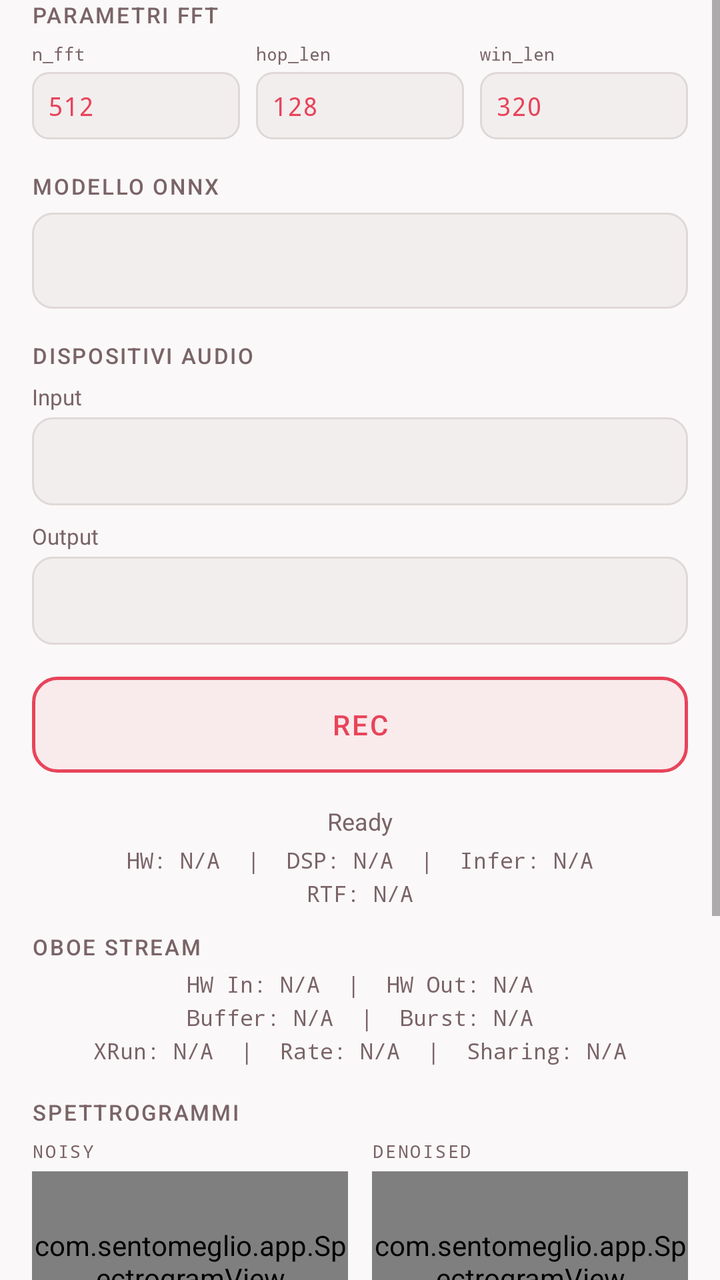
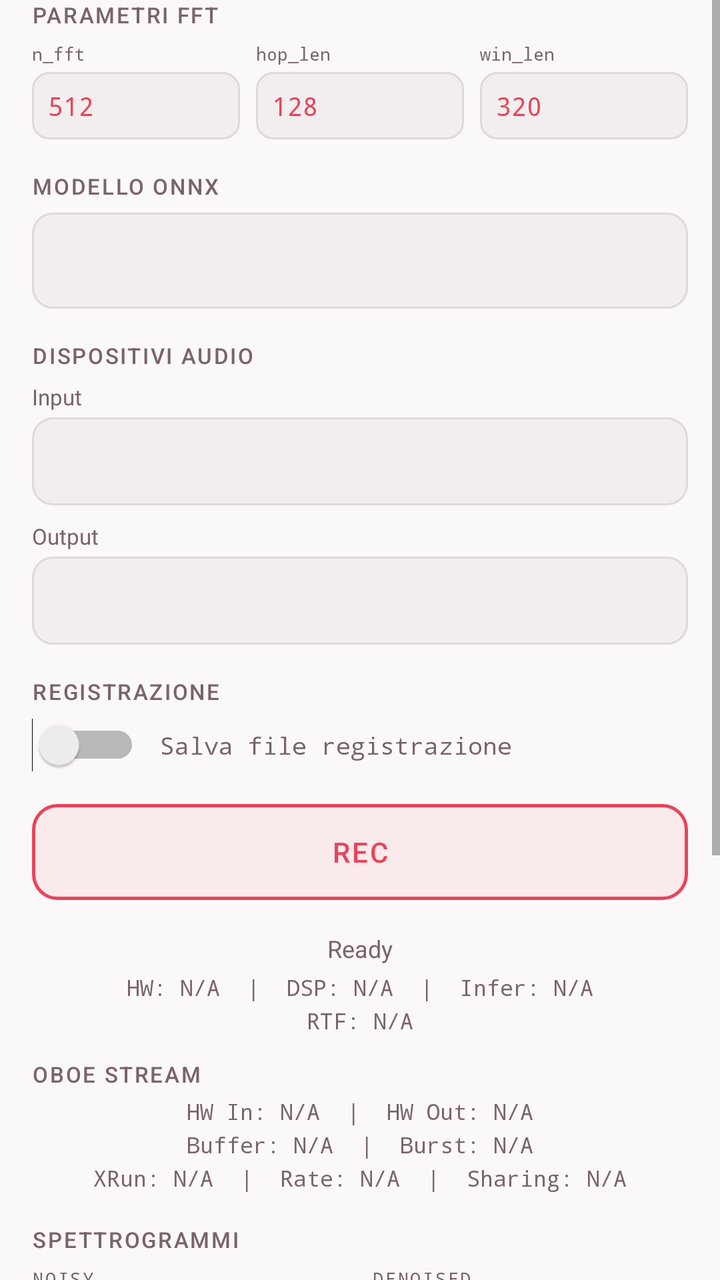

The first picture is an Android layout as it rendered before a commit; the second is the same layout after the commit. The layout source and the unified diff follow.
<!-- AndroidManifest.xml: application theme Theme.SentoMeglio -->
<!-- res/layout/layout_dev.xml -->
<?xml version="1.0" encoding="utf-8"?>
<LinearLayout xmlns:android="http://schemas.android.com/apk/res/android"
    xmlns:app="http://schemas.android.com/apk/res-auto"
    android:layout_width="match_parent"
    android:layout_height="match_parent"
    android:orientation="vertical"
    android:background="@color/colorBg">

    
    <ScrollView
        android:layout_width="match_parent"
        android:layout_height="match_parent"
        android:fillViewport="true">

        <LinearLayout
            android:layout_width="match_parent"
            android:layout_height="wrap_content"
            android:orientation="vertical">

            
            <LinearLayout
                android:layout_width="match_parent"
                android:layout_height="wrap_content"
                android:orientation="vertical"
                android:paddingStart="16dp"
                android:paddingEnd="16dp"
                android:paddingBottom="16dp">

                
                <TextView
                    android:layout_width="wrap_content"
                    android:layout_height="wrap_content"
                    android:text="PARAMETRI FFT"
                    android:textSize="11sp"
                    android:textColor="@color/colorOnSurfaceVar"
                    android:letterSpacing="0.08"
                    android:fontFamily="sans-serif-medium"
                    android:layout_marginBottom="6dp" />

                <LinearLayout
                    android:layout_width="match_parent"
                    android:layout_height="wrap_content"
                    android:orientation="horizontal"
                    android:layout_marginBottom="16dp">

                    <LinearLayout
                        android:layout_width="0dp"
                        android:layout_height="wrap_content"
                        android:layout_weight="1"
                        android:orientation="vertical"
                        android:layout_marginEnd="4dp">
                        <TextView
                            android:layout_width="wrap_content"
                            android:layout_height="wrap_content"
                            android:text="n_fft"
                            android:textSize="9sp"
                            android:fontFamily="monospace"
                            android:textColor="@color/colorOnSurfaceVar"
                            android:layout_marginBottom="3dp" />
                        <EditText
                            android:id="@+id/nFftInput"
                            android:layout_width="match_parent"
                            android:layout_height="wrap_content"
                            android:inputType="number"
                            android:text="512"
                            android:textSize="13sp"
                            android:fontFamily="monospace"
                            android:textColor="@color/colorPrimary"
                            android:textAlignment="center"
                            android:background="@drawable/bg_input_field"
                            android:padding="8dp" />
                    </LinearLayout>

                    <LinearLayout
                        android:layout_width="0dp"
                        android:layout_height="wrap_content"
                        android:layout_weight="1"
                        android:orientation="vertical"
                        android:layout_marginStart="4dp"
                        android:layout_marginEnd="4dp">
                        <TextView
                            android:layout_width="wrap_content"
                            android:layout_height="wrap_content"
                            android:text="hop_len"
                            android:textSize="9sp"
                            android:fontFamily="monospace"
                            android:textColor="@color/colorOnSurfaceVar"
                            android:layout_marginBottom="3dp" />
                        <EditText
                            android:id="@+id/hopLengthInput"
                            android:layout_width="match_parent"
                            android:layout_height="wrap_content"
                            android:inputType="number"
                            android:text="128"
                            android:textSize="13sp"
                            android:fontFamily="monospace"
                            android:textColor="@color/colorPrimary"
                            android:textAlignment="center"
                            android:background="@drawable/bg_input_field"
                            android:padding="8dp" />
                    </LinearLayout>

                    <LinearLayout
                        android:layout_width="0dp"
                        android:layout_height="wrap_content"
                        android:layout_weight="1"
                        android:orientation="vertical"
                        android:layout_marginStart="4dp">
                        <TextView
                            android:layout_width="wrap_content"
                            android:layout_height="wrap_content"
                            android:text="win_len"
                            android:textSize="9sp"
                            android:fontFamily="monospace"
                            android:textColor="@color/colorOnSurfaceVar"
                            android:layout_marginBottom="3dp" />
                        <EditText
                            android:id="@+id/winLengthInput"
                            android:layout_width="match_parent"
                            android:layout_height="wrap_content"
                            android:inputType="number"
                            android:text="320"
                            android:textSize="13sp"
                            android:fontFamily="monospace"
                            android:textColor="@color/colorPrimary"
                            android:textAlignment="center"
                            android:background="@drawable/bg_input_field"
                            android:padding="8dp" />
                    </LinearLayout>
                </LinearLayout>

                
                <TextView
                    android:layout_width="wrap_content"
                    android:layout_height="wrap_content"
                    android:text="MODELLO ONNX"
                    android:textSize="11sp"
                    android:textColor="@color/colorOnSurfaceVar"
                    android:letterSpacing="0.08"
                    android:fontFamily="sans-serif-medium"
                    android:layout_marginBottom="6dp" />

                <Spinner
                    android:id="@+id/modelSpinner"
                    android:layout_width="match_parent"
                    android:layout_height="48dp"
                    android:background="@drawable/bg_spinner"
                    android:paddingStart="12dp"
                    android:paddingEnd="12dp"
                    android:layout_marginBottom="16dp" />

                
                <TextView
                    android:layout_width="wrap_content"
                    android:layout_height="wrap_content"
                    android:text="DISPOSITIVI AUDIO"
                    android:textSize="11sp"
                    android:textColor="@color/colorOnSurfaceVar"
                    android:letterSpacing="0.08"
                    android:fontFamily="sans-serif-medium"
                    android:layout_marginBottom="6dp" />

                <TextView
                    android:layout_width="match_parent"
                    android:layout_height="wrap_content"
                    android:text="Input"
                    android:textSize="11sp"
                    android:textColor="@color/colorOnSurfaceVar"
                    android:layout_marginBottom="3dp" />
                <Spinner
                    android:id="@+id/inputSpinner"
                    android:layout_width="match_parent"
                    android:layout_height="44dp"
                    android:background="@drawable/bg_spinner"
                    android:paddingStart="12dp"
                    android:paddingEnd="12dp"
                    android:layout_marginBottom="8dp" />

                <TextView
                    android:layout_width="match_parent"
                    android:layout_height="wrap_content"
                    android:text="Output"
                    android:textSize="11sp"
                    android:textColor="@color/colorOnSurfaceVar"
                    android:layout_marginBottom="3dp" />
                <Spinner
                    android:id="@+id/outputSpinner"
                    android:layout_width="match_parent"
                    android:layout_height="44dp"
                    android:background="@drawable/bg_spinner"
                    android:paddingStart="12dp"
                    android:paddingEnd="12dp"
                    android:layout_marginBottom="16dp" />

                
                <Button
                    android:id="@+id/recButton"
                    android:layout_width="match_parent"
                    android:layout_height="48dp"
                    android:text="REC"
                    android:textSize="14sp"
                    android:fontFamily="sans-serif-medium"
                    android:letterSpacing="0.08"
                    android:background="@drawable/bg_rec_dev_idle"
                    android:textColor="@color/colorPrimary"
                    android:layout_marginBottom="16dp"
                    android:elevation="0dp" />

                
                <TextView
                    android:id="@+id/statusText"
                    android:layout_width="match_parent"
                    android:layout_height="wrap_content"
                    android:text="Ready"
                    android:gravity="center"
                    android:textColor="@color/colorOnSurfaceVar"
                    android:textSize="12sp"
                    android:layout_marginBottom="4dp" />

                
                <TextView
                    android:id="@+id/latencyText"
                    android:layout_width="match_parent"
                    android:layout_height="wrap_content"
                    android:text="HW: N/A  |  DSP: N/A  |  Infer: N/A"
                    android:gravity="center"
                    android:fontFamily="monospace"
                    android:textSize="11sp"
                    android:textColor="@color/colorOnSurfaceVar"
                    android:layout_marginBottom="2dp" />

                
                <TextView
                    android:id="@+id/metricsText"
                    android:layout_width="match_parent"
                    android:layout_height="wrap_content"
                    android:text="RTF: N/A"
                    android:gravity="center"
                    android:fontFamily="monospace"
                    android:textSize="11sp"
                    android:textColor="@color/colorOnSurfaceVar"
                    android:layout_marginBottom="12dp" />

                
                <TextView
                    android:layout_width="wrap_content"
                    android:layout_height="wrap_content"
                    android:text="OBOE STREAM"
                    android:textSize="11sp"
                    android:textColor="@color/colorOnSurfaceVar"
                    android:letterSpacing="0.08"
                    android:fontFamily="sans-serif-medium"
                    android:layout_marginBottom="4dp" />

                <TextView
                    android:id="@+id/hwSplitText"
                    android:layout_width="match_parent"
                    android:layout_height="wrap_content"
                    android:text="HW In: N/A  |  HW Out: N/A"
                    android:gravity="center"
                    android:fontFamily="monospace"
                    android:textSize="11sp"
                    android:textColor="@color/colorOnSurfaceVar"
                    android:layout_marginBottom="2dp" />

                <TextView
                    android:id="@+id/bufferText"
                    android:layout_width="match_parent"
                    android:layout_height="wrap_content"
                    android:text="Buffer: N/A  |  Burst: N/A"
                    android:gravity="center"
                    android:fontFamily="monospace"
                    android:textSize="11sp"
                    android:textColor="@color/colorOnSurfaceVar"
                    android:layout_marginBottom="2dp" />

                <TextView
                    android:id="@+id/streamInfoText"
                    android:layout_width="match_parent"
                    android:layout_height="wrap_content"
                    android:text="XRun: N/A  |  Rate: N/A  |  Sharing: N/A"
                    android:gravity="center"
                    android:fontFamily="monospace"
                    android:textSize="11sp"
                    android:textColor="@color/colorOnSurfaceVar"
                    android:layout_marginBottom="16dp" />

                
                <TextView
                    android:layout_width="wrap_content"
                    android:layout_height="wrap_content"
                    android:text="SPETTROGRAMMI"
                    android:textSize="11sp"
                    android:textColor="@color/colorOnSurfaceVar"
                    android:letterSpacing="0.08"
                    android:fontFamily="sans-serif-medium"
                    android:layout_marginBottom="6dp" />

                <LinearLayout
                    android:layout_width="match_parent"
                    android:layout_height="wrap_content"
                    android:orientation="horizontal"
                    android:layout_marginBottom="16dp">

                    <LinearLayout
                        android:layout_width="0dp"
                        android:layout_height="wrap_content"
                        android:layout_weight="1"
                        android:orientation="vertical"
                        android:layout_marginEnd="6dp">
                        <TextView
                            android:layout_width="wrap_content"
                            android:layout_height="wrap_content"
                            android:text="NOISY"
                            android:textSize="9sp"
                            android:fontFamily="monospace"
                            android:textColor="@color/colorOnSurfaceVar"
                            android:letterSpacing="0.1"
                            android:layout_marginBottom="4dp" />
                        <com.sentomeglio.app.SpectrogramView
                            android:id="@+id/specIn"
                            android:layout_width="match_parent"
                            android:layout_height="90dp"
                            android:background="#000000" />
                    </LinearLayout>

                    <LinearLayout
                        android:layout_width="0dp"
                        android:layout_height="wrap_content"
                        android:layout_weight="1"
                        android:orientation="vertical"
                        android:layout_marginStart="6dp">
                        <TextView
                            android:layout_width="wrap_content"
                            android:layout_height="wrap_content"
                            android:text="DENOISED"
                            android:textSize="9sp"
                            android:fontFamily="monospace"
                            android:textColor="@color/colorOnSurfaceVar"
                            android:letterSpacing="0.1"
                            android:layout_marginBottom="4dp" />
                        <com.sentomeglio.app.SpectrogramView
                            android:id="@+id/specDen"
                            android:layout_width="match_parent"
                            android:layout_height="90dp"
                            android:background="#000000" />
                    </LinearLayout>
                </LinearLayout>

                
                <TextView
                    android:layout_width="wrap_content"
                    android:layout_height="wrap_content"
                    android:text="CONSOLE"
                    android:textSize="11sp"
                    android:textColor="@color/colorOnSurfaceVar"
                    android:letterSpacing="0.08"
                    android:fontFamily="sans-serif-medium"
                    android:layout_marginBottom="6dp" />

                <ScrollView
                    android:id="@+id/consoleScroll"
                    android:layout_width="match_parent"
                    android:layout_height="150dp"
                    android:background="@color/colorConsoleBg"
                    android:layout_marginBottom="16dp">

                    <TextView
                        android:id="@+id/consoleText"
                        android:layout_width="match_parent"
                        android:layout_height="wrap_content"
                        android:text=""
                        android:textColor="@color/colorOnSurface"
                        android:fontFamily="monospace"
                        android:textSize="10sp"
                        android:padding="8dp"
                        android:textIsSelectable="false" />
                </ScrollView>

            </LinearLayout>
        </LinearLayout>
    </ScrollView>
</LinearLayout>
<!-- resources referenced by this layout -->
<resources>
  <color name="colorBg">#faf8f8</color>
  <color name="colorConsoleBg">#fdf8f8</color>
  <color name="colorOnSurface">#1a1214</color>
  <color name="colorOnSurfaceVar">#7a6468</color>
  <color name="colorPrimary">#e8445a</color>
  <!-- drawable bg_input_field (drawable) -->
  <?xml version="1.0" encoding="utf-8"?>
  <shape xmlns:android="http://schemas.android.com/apk/res/android"
      android:shape="rectangle">
      <corners android:radius="8dp" />
      <solid android:color="@color/colorSurfaceEl" />
      <stroke android:width="1dp" android:color="@color/colorBorder" />
  </shape>
  <!-- drawable bg_rec_dev_idle (drawable) -->
  <?xml version="1.0" encoding="utf-8"?>
  <shape xmlns:android="http://schemas.android.com/apk/res/android"
      android:shape="rectangle">
      <corners android:radius="12dp" />
      <solid android:color="@color/colorPrimaryBg" />
      <stroke android:width="1.5dp" android:color="@color/colorPrimary" />
  </shape>
  <!-- drawable bg_spinner (drawable) -->
  <?xml version="1.0" encoding="utf-8"?>
  <shape xmlns:android="http://schemas.android.com/apk/res/android"
      android:shape="rectangle">
      <corners android:radius="10dp" />
      <solid android:color="@color/colorSurfaceEl" />
      <stroke android:width="1dp" android:color="@color/colorBorder" />
  </shape>
  <style name="Theme.SentoMeglio" parent="Theme.MaterialComponents.Light.NoActionBar">
          <item name="colorPrimary">@color/colorPrimary</item>
          <item name="colorPrimaryVariant">@color/colorPrimaryDim</item>
          <item name="colorOnPrimary">@color/white</item>
          <item name="colorSecondary">@color/colorPrimary</item>
          <item name="colorSecondaryVariant">@color/colorPrimaryDim</item>
          <item name="colorOnSecondary">@color/white</item>
          <item name="android:colorBackground">@color/colorBg</item>
          <item name="android:statusBarColor">@color/colorBg</item>
          <item name="android:windowLightStatusBar" tools:targetApi="m">true</item>
          <item name="android:navigationBarColor">@color/colorBg</item>
          <item name="android:windowLightNavigationBar" tools:targetApi="o_mr1">true</item>
          <item name="android:fontFamily">sans-serif</item>
      </style>
  <color name="colorSurfaceEl">#f2eeee</color>
  <color name="colorBorder">#e0d8d8</color>
  <color name="colorPrimaryBg">#14e8445a</color>
  <color name="colorPrimaryDim">#c93349</color>
  <color name="white">#FFFFFFFF</color>
</resources>

<!-- the commit's change to res/layout/layout_dev.xml (unified diff, before → after) -->
@@ -191,6 +191,41 @@
                     android:paddingStart="12dp"
                     android:paddingEnd="12dp"
                     android:layout_marginBottom="16dp" />
+
+                
+                <TextView
+                    android:layout_width="wrap_content"
+                    android:layout_height="wrap_content"
+                    android:text="REGISTRAZIONE"
+                    android:textSize="11sp"
+                    android:textColor="@color/colorOnSurfaceVar"
+                    android:letterSpacing="0.08"
+                    android:fontFamily="sans-serif-medium"
+                    android:layout_marginBottom="6dp" />
+
+                <LinearLayout
+                    android:layout_width="match_parent"
+                    android:layout_height="wrap_content"
+                    android:orientation="horizontal"
+                    android:gravity="center_vertical"
+                    android:layout_marginBottom="16dp">
+
+                    <Switch
+                        android:id="@+id/recordSwitch"
+                        android:layout_width="wrap_content"
+                        android:layout_height="wrap_content"
+                        android:layout_marginEnd="10dp" />
+
+                    <TextView
+                        android:layout_width="0dp"
+                        android:layout_height="wrap_content"
+                        android:layout_weight="1"
+                        android:text="Salva file registrazione"
+                        android:textSize="12sp"
+                        android:fontFamily="monospace"
+                        android:textColor="@color/colorOnSurfaceVar" />
+
+                </LinearLayout>
 
                 
                 <Button
